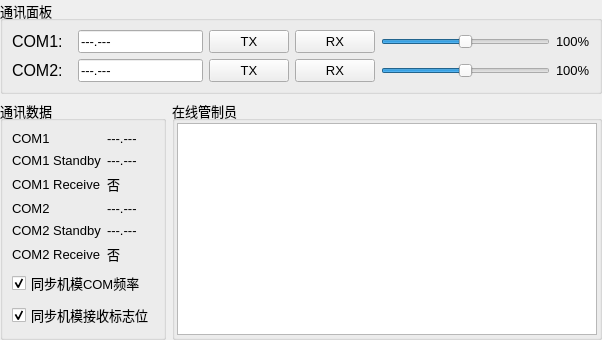
First picture: the form in src/ui/form/pilot_window.ui, repository supermastergui/AudioClient, before the edit.
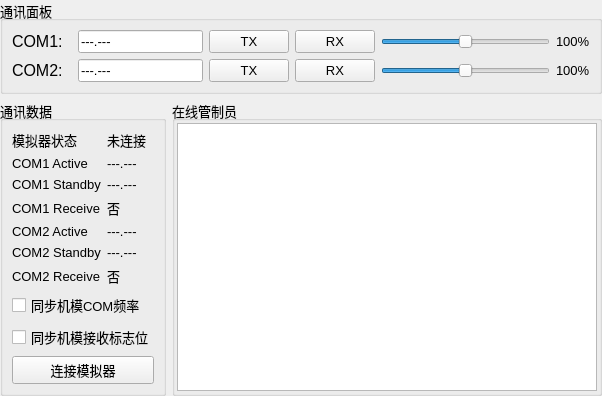
Second picture: the form after the edit. Custom widgets are drawn as their Qt base class.

Commit message:
feat: 增强WebSocket广播服务器和客户端窗口功能
* 在WebSocket广播服务器停止时添加日志记录
* 更新客户端窗口以支持FSUIPC库的动态加载和连接
* 重构连接窗口以移除冗余信号和连接逻辑
* 更新UI布局以改善用户体验，增加COM状态显示
* 调整按钮和标签文本以更清晰地反映功能状态

What changed in the file:
```diff
--- a/src/ui/form/pilot_window.ui
+++ b/src/ui/form/pilot_window.ui
@@ -7,7 +7,7 @@
     <x>0</x>
     <y>0</y>
     <width>602</width>
-    <height>340</height>
+    <height>376</height>
    </rect>
   </property>
   <property name="minimumSize">
@@ -50,83 +50,77 @@
       <string>通讯数据</string>
      </property>
      <layout class="QGridLayout" name="gridLayout_4">
-      <item row="1" column="1">
-       <widget class="QLabel" name="com1_standby_v">
+      <item row="5" column="1">
+       <widget class="QLabel" name="com2_standby_v">
         <property name="text">
          <string>---.---</string>
         </property>
        </widget>
       </item>
-      <item row="3" column="0">
+      <item row="4" column="0">
        <widget class="QLabel" name="com2_active">
         <property name="text">
-         <string>COM2</string>
+         <string>COM2 Active</string>
         </property>
        </widget>
       </item>
-      <item row="0" column="1">
+      <item row="6" column="1">
+       <widget class="QLabel" name="com2_receive_v">
+        <property name="text">
+         <string>否</string>
+        </property>
+       </widget>
+      </item>
+      <item row="3" column="1">
+       <widget class="QLabel" name="com1_receive_v">
+        <property name="text">
+         <string>否</string>
+        </property>
+       </widget>
+      </item>
+      <item row="6" column="0">
+       <widget class="QLabel" name="com2_receive">
+        <property name="text">
+         <string>COM2 Receive</string>
+        </property>
+       </widget>
+      </item>
+      <item row="1" column="1">
        <widget class="QLabel" name="com1_active_v">
         <property name="text">
          <string>---.---</string>
         </property>
        </widget>
       </item>
-      <item row="4" column="0">
-       <widget class="QLabel" name="com2_standby">
-        <property name="text">
-         <string>COM2 Standby</string>
-        </property>
-       </widget>
-      </item>
-      <item row="1" column="0">
+      <item row="2" column="0">
        <widget class="QLabel" name="com1_standby">
         <property name="text">
          <string>COM1 Standby</string>
         </property>
        </widget>
       </item>
-      <item row="7" column="0" colspan="2">
+      <item row="1" column="0">
+       <widget class="QLabel" name="com1_active">
+        <property name="text">
+         <string>COM1 Active</string>
+        </property>
+       </widget>
+      </item>
+      <item row="8" column="0" colspan="2">
        <widget class="QCheckBox" name="sync_receive_flag">
         <property name="text">
          <string>同步机模接收标志位</string>
         </property>
-        <property name="checked">
-         <bool>true</bool>
-        </property>
-       </widget>
-      </item>
-      <item row="2" column="0">
-       <widget class="QLabel" name="com1_receive">
-        <property name="text">
-         <string>COM1 Receive</string>
-        </property>
-       </widget>
-      </item>
-      <item row="4" column="1">
-       <widget class="QLabel" name="com2_standby_v">
-        <property name="text">
-         <string>---.---</string>
-        </property>
-       </widget>
-      </item>
-      <item row="6" column="0" colspan="2">
-       <widget class="QCheckBox" name="sync_frequency">
-        <property name="text">
-         <string>同步机模COM频率</string>
-        </property>
-        <property name="checked">
-         <bool>true</bool>
-        </property>
        </widget>
       </item>
       <item row="0" column="0">
-       <widget class="QLabel" name="com1_active">
+       <widget class="QLabel" name="label_fsuipc">
         <property name="text">
-         <string>COM1</string>
+         <string>模拟器状态</string>
         </property>
        </widget>
       </item>
-      <item row="3" column="1">
+      <item row="4" column="1">
        <widget class="QLabel" name="com2_active_v">
         <property name="text">
          <string>---.---</string>
@@ -134,23 +128,44 @@
        </widget>
       </item>
       <item row="5" column="0">
-       <widget class="QLabel" name="com2_receive">
+       <widget class="QLabel" name="com2_standby">
         <property name="text">
-         <string>COM2 Receive</string>
+         <string>COM2 Standby</string>
         </property>
        </widget>
       </item>
-      <item row="5" column="1">
-       <widget class="QLabel" name="com2_receive_v">
+      <item row="0" column="1">
+       <widget class="QLabel" name="label_fsuipc_v">
         <property name="text">
-         <string>否</string>
+         <string>未连接</string>
         </property>
        </widget>
       </item>
       <item row="2" column="1">
-       <widget class="QLabel" name="com1_receive_v">
+       <widget class="QLabel" name="com1_standby_v">
         <property name="text">
-         <string>否</string>
+         <string>---.---</string>
+        </property>
+       </widget>
+      </item>
+      <item row="3" column="0">
+       <widget class="QLabel" name="com1_receive">
+        <property name="text">
+         <string>COM1 Receive</string>
+        </property>
+       </widget>
+      </item>
+      <item row="7" column="0" colspan="2">
+       <widget class="QCheckBox" name="sync_frequency">
+        <property name="text">
+         <string>同步机模COM频率</string>
+        </property>
+       </widget>
+      </item>
+      <item row="9" column="0" colspan="2">
+       <widget class="QPushButton" name="button_connect">
+        <property name="text">
+         <string>连接模拟器</string>
         </property>
        </widget>
       </item>
```
The commit also changes 3 other files.
